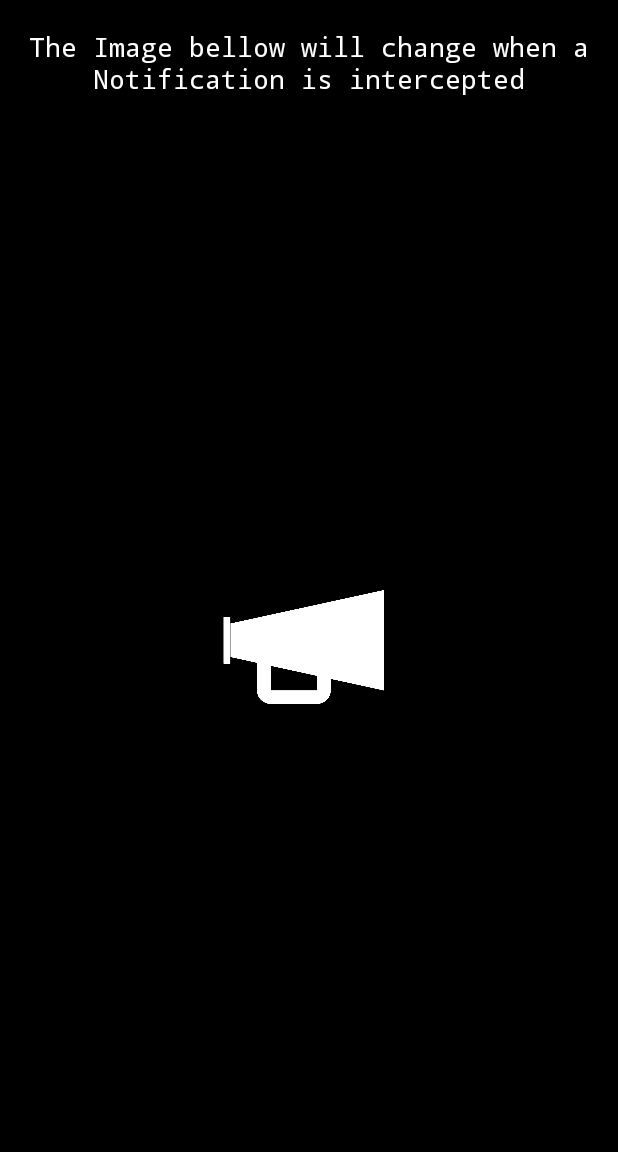
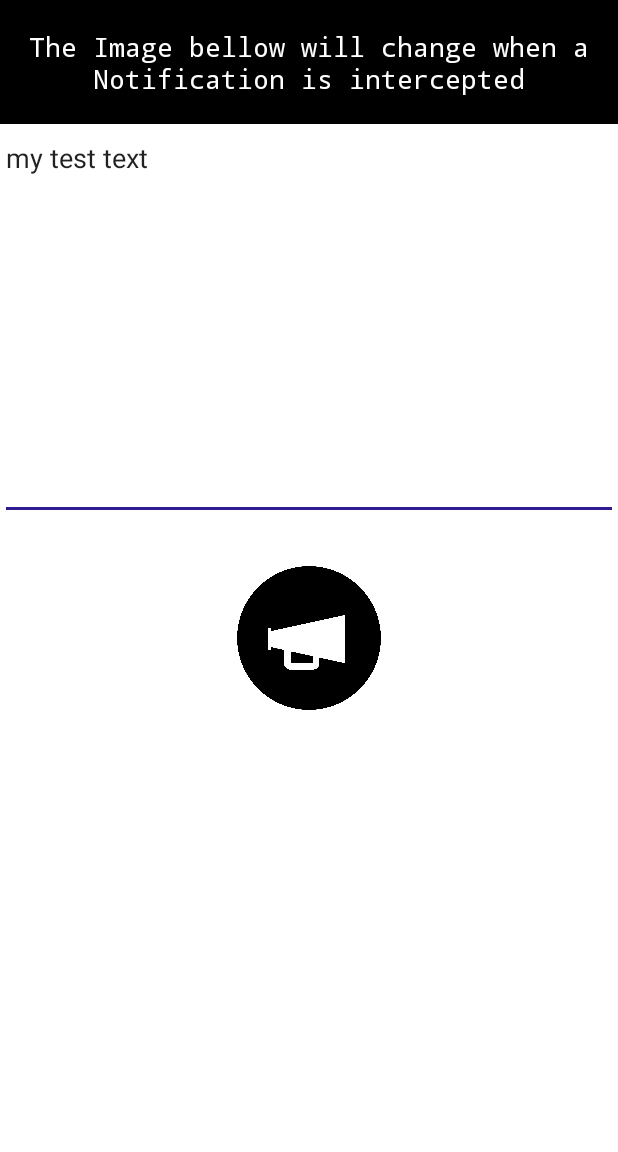
Before and after one commit to Kungitoo/androidNotificationProxy, an Android app: the screen it shows after launch (MainActivity), on a phone screen of 412 x 824 dp, the part 84-1236 px from its top. Run offline under Robolectric (Android 15) with nearby library versions, the phone set to English and light mode, and no system bars.

Commit message:
receiver works. listener works. got a new fancy notification object

```diff
--- a/MyNotificationProxy/app/src/main/java/com/example/mynotificationproxy/MainActivity.java
+++ b/MyNotificationProxy/app/src/main/java/com/example/mynotificationproxy/MainActivity.java
@@ -27,6 +27,7 @@ import android.view.View;
 import android.provider.Settings;
 import android.view.Menu;
 import android.view.MenuItem;
+import android.widget.EditText;
 import android.widget.ImageView;
 
 import java.util.Timer;
@@ -38,7 +39,7 @@ public class MainActivity extends AppCompatActivity {
     private static final String ACTION_NOTIFICATION_LISTENER_SETTINGS = "android.settings.ACTION_NOTIFICATION_LISTENER_SETTINGS";
 
     private ImageView interceptedNotificationImageView;
-    private ImageChangeBroadcastReceiver imageChangeBroadcastReceiver;
+    private NotificationReceiver imageChangeBroadcastReceiver;
     private AlertDialog enableNotificationListenerAlertDialog;
 
     @Override
@@ -57,29 +58,34 @@ public class MainActivity extends AppCompatActivity {
             enableNotificationListenerAlertDialog.show();
         }
 
+        EditText tt = (EditText)findViewById(R.id.editTextTextMultiLine);
+        tt.setText("my test text\n");
+
+        Log.i("notif", "in main create");
+
+//        Intent intent=new Intent("android.settings.ACTION_NOTIFICATION_LISTENER_SETTINGS");
+//        startActivity(intent);
+//        startService(new Intent(this, NotificationListenerExampleService.class));
+
         // Finally we register a receiver to tell the MainActivity when a notification has been received
-        imageChangeBroadcastReceiver = new ImageChangeBroadcastReceiver();
+        imageChangeBroadcastReceiver = new NotificationReceiver(tt);
         IntentFilter intentFilter = new IntentFilter();
-        intentFilter.addAction("com.github.chagall.notificationlistenerexample");
+        intentFilter.addAction("com.example.NOTIFICATION");
         registerReceiver(imageChangeBroadcastReceiver, intentFilter);
-
 
         createNotificationChannel();
         try {
-            SendNotification();
+            Timer t = new Timer();
+            t.scheduleAtFixedRate(new TimerTask() {
+                @Override
+                public void run() {
+                    SendNotification();
+                }
+            }, 0, 5 * 1000);
         }
         catch (Exception e) {
             throw e;
         }
-//        SendNotification();
-
-//        Timer t = new Timer();
-//        t.scheduleAtFixedRate(new TimerTask() {
-//            @Override
-//            public void run() {
-//                SendNotification();
-//            }
-//        }, 0, 5 * 1000);
     }
 
     private void createNotificationChannel() {
@@ -104,12 +110,12 @@ public class MainActivity extends AppCompatActivity {
         NotificationCompat.Builder builder = new NotificationCompat.Builder(this, "123123")
                 .setSmallIcon(R.drawable.notification_logo)
                 .setContentTitle("My test notif")
-                .setContentText("My test notif text")
+                .setContentText("My test notif text :: " + notifCounter)
                 .setPriority(NotificationCompat.PRIORITY_DEFAULT);
 
         NotificationManagerCompat notificationManager = NotificationManagerCompat.from(this);
 
-// notificationId is a unique int for each notification that you must define
+        // notificationId is a unique int for each notification that you must define
         notificationManager.notify(notifCounter++, builder.build());
     }
 
@@ -117,29 +123,6 @@ public class MainActivity extends AppCompatActivity {
     protected void onDestroy() {
         super.onDestroy();
         unregisterReceiver(imageChangeBroadcastReceiver);
-    }
-
-    /**
-     * Change Intercepted Notification Image
-     * Changes the MainActivity image based on which notification was intercepted
-     *
-     * @param notificationCode The intercepted notification code
-     */
-    private void changeInterceptedNotificationImage(int notificationCode) {
-//        switch (notificationCode) {
-//            case NotificationListenerExampleService.InterceptedNotificationCode.FACEBOOK_CODE:
-//                interceptedNotificationImageView.setImageResource(R.drawable.facebook_logo);
-//                break;
-//            case NotificationListenerExampleService.InterceptedNotificationCode.INSTAGRAM_CODE:
-//                interceptedNotificationImageView.setImageResource(R.drawable.instagram_logo);
-//                break;
-//            case NotificationListenerExampleService.InterceptedNotificationCode.WHATSAPP_CODE:
-//                interceptedNotificationImageView.setImageResource(R.drawable.whatsapp_logo);
-//                break;
-//            case NotificationListenerExampleService.InterceptedNotificationCode.OTHER_NOTIFICATIONS_CODE:
-//                interceptedNotificationImageView.setImageResource(R.drawable.other_notification_logo);
-//                break;
-//        }
     }
 
     /**
@@ -173,14 +156,21 @@ public class MainActivity extends AppCompatActivity {
      * a new notification has arrived, so it can properly change the
      * notification image
      */
-    public class ImageChangeBroadcastReceiver extends BroadcastReceiver {
+    class NotificationReceiver extends BroadcastReceiver{
+
+        private final EditText t;
+
+        public NotificationReceiver(EditText t) {
+            this.t = t;
+        }
+
         @Override
         public void onReceive(Context context, Intent intent) {
-            int receivedNotificationCode = intent.getIntExtra("Notification Code", -1);
-            changeInterceptedNotificationImage(receivedNotificationCode);
+            String temp = intent.getStringExtra("notification_event");
+            Log.i("receiver", temp);
+            t.setText(temp + "\n");
         }
     }
-
 
     /**
      * Build Notification Listener Alert Dialog.
--- a/MyNotificationProxy/app/src/main/res/layout/activity_main.xml
+++ b/MyNotificationProxy/app/src/main/res/layout/activity_main.xml
@@ -21,17 +21,26 @@
         android:textAlignment="center" />
 
     <FrameLayout
+        android:id="@+id/intercepted_notification_logo_container"
         android:layout_width="match_parent"
         android:layout_height="match_parent"
-        android:id="@+id/intercepted_notification_logo_container">
+        android:background="#FFFFFF">
 
         <ImageView
-            android:layout_width="200dp"
-            android:layout_height="200dp"
             android:id="@+id/intercepted_notification_logo"
-            android:src="@drawable/notification_logo"
+            android:layout_width="96dp"
+            android:layout_height="97dp"
+            android:layout_gravity="center"
             android:contentDescription="@string/notification_logo"
-            android:layout_gravity="center" />
+            android:src="@drawable/notification_logo" />
+
+        <EditText
+            android:id="@+id/editTextTextMultiLine"
+            android:layout_width="match_parent"
+            android:layout_height="264dp"
+            android:ems="10"
+            android:gravity="start|top"
+            android:inputType="textMultiLine" />
 
     </FrameLayout>
 
```
Also changed, not shown: MyNotificationProxy/app/src/main/AndroidManifest.xml (+6 -3 lines), MyNotificationProxy/app/src/main/java/com/example/mynotificationproxy/NotificationListenerExampleService.java (+20 -72 lines), MyNotificationProxy/app/src/main/java/com/example/mynotificationproxy/NotificationObject.java (added, +238 -0 lines).
